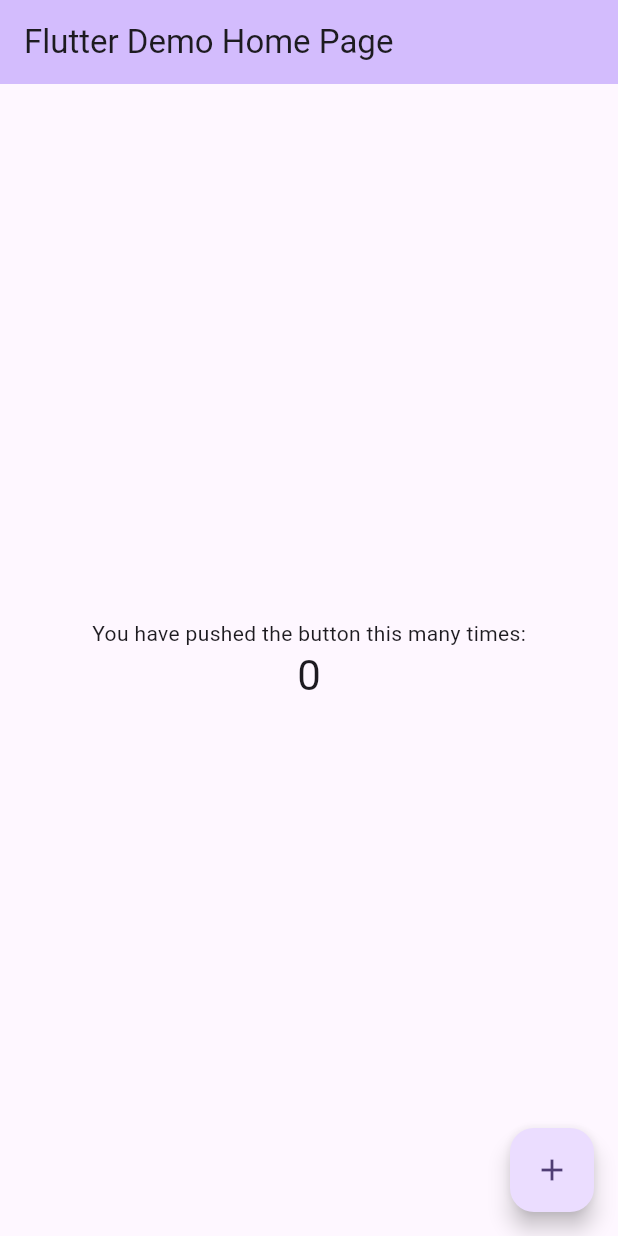
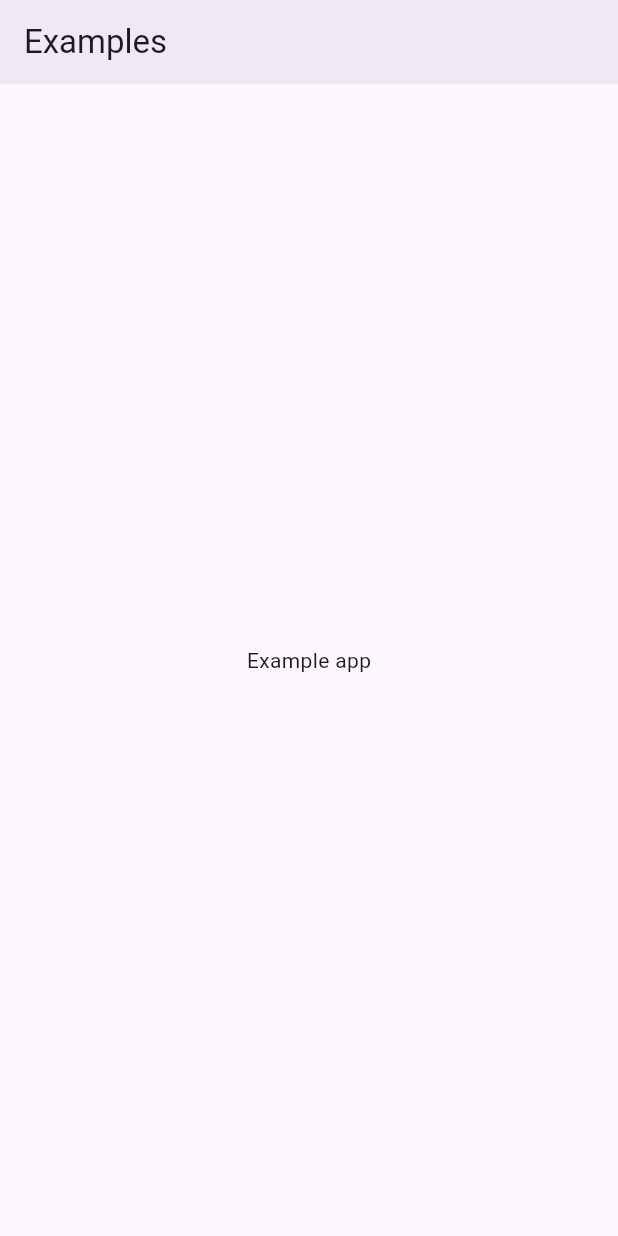
Before and after one commit to erayerdin/streaming_forms, a Flutter app: the screen it shows after launch, on a phone screen of 412 x 824 dp. Run offline on Flutter 3.47's test engine with Material 2 defaults, Android fonts, the phone set to English and light mode, and no system bars.

Commit message:
clear example app

```diff
--- a/example/lib/main.dart
+++ b/example/lib/main.dart
@@ -11,115 +11,30 @@ class MyApp extends StatelessWidget {
   @override
   Widget build(BuildContext context) {
     return MaterialApp(
-      title: 'Flutter Demo',
+      title: 'Forms Demo',
       theme: ThemeData(
-        // This is the theme of your application.
-        //
-        // TRY THIS: Try running your application with "flutter run". You'll see
-        // the application has a blue toolbar. Then, without quitting the app,
-        // try changing the seedColor in the colorScheme below to Colors.green
-        // and then invoke "hot reload" (save your changes or press the "hot
-        // reload" button in a Flutter-supported IDE, or press "r" if you used
-        // the command line to start the app).
-        //
-        // Notice that the counter didn't reset back to zero; the application
-        // state is not lost during the reload. To reset the state, use hot
-        // restart instead.
-        //
-        // This works for code too, not just values: Most code changes can be
-        // tested with just a hot reload.
         colorScheme: ColorScheme.fromSeed(seedColor: Colors.deepPurple),
         useMaterial3: true,
       ),
-      home: const MyHomePage(title: 'Flutter Demo Home Page'),
+      debugShowCheckedModeBanner: false,
+      home: const HomePage(),
     );
   }
 }
 
-class MyHomePage extends StatefulWidget {
-  const MyHomePage({super.key, required this.title});
-
-  // This widget is the home page of your application. It is stateful, meaning
-  // that it has a State object (defined below) that contains fields that affect
-  // how it looks.
-
-  // This class is the configuration for the state. It holds the values (in this
-  // case the title) provided by the parent (in this case the App widget) and
-  // used by the build method of the State. Fields in a Widget subclass are
-  // always marked "final".
-
-  final String title;
-
-  @override
-  State<MyHomePage> createState() => _MyHomePageState();
-}
-
-class _MyHomePageState extends State<MyHomePage> {
-  int _counter = 0;
-
-  void _incrementCounter() {
-    setState(() {
-      // This call to setState tells the Flutter framework that something has
-      // changed in this State, which causes it to rerun the build method below
-      // so that the display can reflect the updated values. If we changed
-      // _counter without calling setState(), then the build method would not be
-      // called again, and so nothing would appear to happen.
-      _counter++;
-    });
-  }
+class HomePage extends StatelessWidget {
+  const HomePage({super.key});
 
   @override
   Widget build(BuildContext context) {
-    // This method is rerun every time setState is called, for instance as done
-    // by the _incrementCounter method above.
-    //
-    // The Flutter framework has been optimized to make rerunning build methods
-    // fast, so that you can just rebuild anything that needs updating rather
-    // than having to individually change instances of widgets.
     return Scaffold(
       appBar: AppBar(
-        // TRY THIS: Try changing the color here to a specific color (to
-        // Colors.amber, perhaps?) and trigger a hot reload to see the AppBar
-        // change color while the other colors stay the same.
-        backgroundColor: Theme.of(context).colorScheme.inversePrimary,
-        // Here we take the value from the MyHomePage object that was created by
-        // the App.build method, and use it to set our appbar title.
-        title: Text(widget.title),
+        title: const Text('Examples'),
+        elevation: 4,
       ),
-      body: Center(
-        // Center is a layout widget. It takes a single child and positions it
-        // in the middle of the parent.
-        child: Column(
-          // Column is also a layout widget. It takes a list of children and
-          // arranges them vertically. By default, it sizes itself to fit its
-          // children horizontally, and tries to be as tall as its parent.
-          //
-          // Column has various properties to control how it sizes itself and
-          // how it positions its children. Here we use mainAxisAlignment to
-          // center the children vertically; the main axis here is the vertical
-          // axis because Columns are vertical (the cross axis would be
-          // horizontal).
-          //
-          // TRY THIS: Invoke "debug painting" (choose the "Toggle Debug Paint"
-          // action in the IDE, or press "p" in the console), to see the
-          // wireframe for each widget.
-          mainAxisAlignment: MainAxisAlignment.center,
-          children: <Widget>[
-            const Text(
-              'You have pushed the button this many times:',
-            ),
-            Text(
-              '$_counter',
-              style: Theme.of(context).textTheme.headlineMedium,
-            ),
-          ],
-        ),
+      body: const Center(
+        child: Text('Example app'),
       ),
-      floatingActionButton: FloatingActionButton(
-        onPressed: _incrementCounter,
-        tooltip: 'Increment',
-        child: const Icon(Icons.add),
-      ), // This trailing comma makes auto-formatting nicer for build methods.
     );
   }
 }
```
